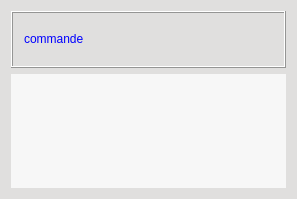
Before: the Qt Designer form UiQT5/desWidgetOptionnel.ui in SalomePlatform/eficas_tools, drawn with Qt 5.
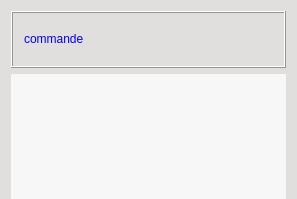
After: the same form once the commit is applied.

```diff
--- a/UiQT5/desWidgetOptionnel.ui
+++ b/UiQT5/desWidgetOptionnel.ui
@@ -30,6 +30,9 @@
 font : 'times' 9px</string>
   </property>
   <layout class="QVBoxLayout" name="verticalLayout">
+   <property name="bottomMargin">
+    <number>0</number>
+   </property>
    <item>
     <widget class="QFrame" name="frame_2">
      <property name="sizePolicy">
@@ -127,7 +130,7 @@
            <x>0</x>
            <y>0</y>
            <width>279</width>
-           <height>124</height>
+           <height>131</height>
           </rect>
          </property>
          <property name="sizePolicy">
```
Left out of the diff: 11 changed lines with no effect on the pictures.
